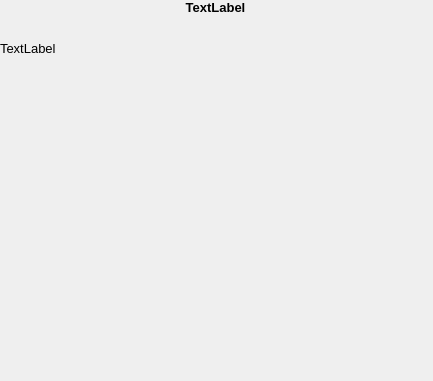
marcusgostasson/smartshop, file code/viewer/UI/recept_step_window.ui: the form before one commit.
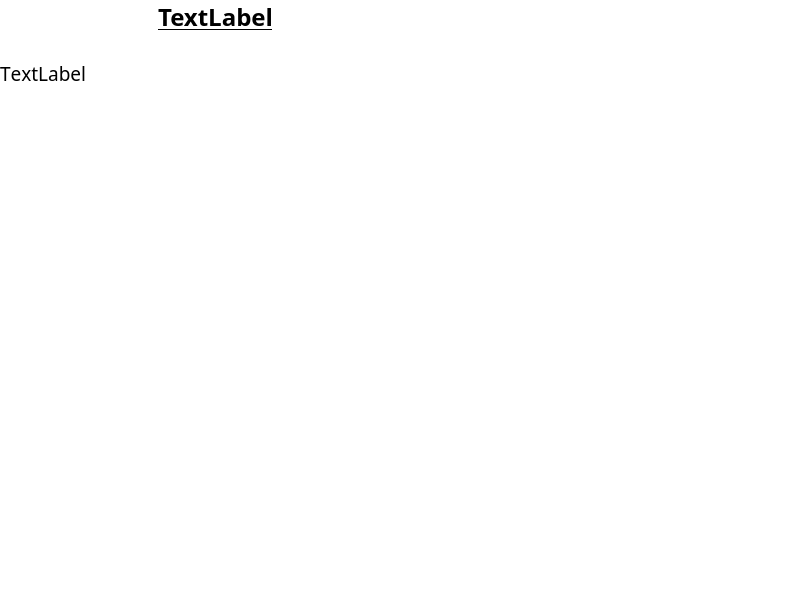
The form after the commit. Icons and pictures are not drawn.

Patch:
```diff
--- a/code/viewer/UI/recept_step_window.ui
+++ b/code/viewer/UI/recept_step_window.ui
@@ -6,8 +6,8 @@
    <rect>
     <x>0</x>
     <y>0</y>
-    <width>433</width>
-    <height>381</height>
+    <width>800</width>
+    <height>600</height>
    </rect>
   </property>
   <property name="sizePolicy">
@@ -23,6 +23,9 @@
    <iconset>
     <normaloff>../../../../../../OneDrive/Bilder/smartshoplogo.png</normaloff>../../../../../../OneDrive/Bilder/smartshoplogo.png</iconset>
   </property>
+  <property name="styleSheet">
+   <string notr="true">background-color: rgb(255, 255, 255);</string>
+  </property>
   <widget class="QWidget" name="verticalLayoutWidget">
    <property name="geometry">
     <rect>
@@ -37,9 +40,10 @@
      <widget class="QLabel" name="recept_name">
       <property name="font">
        <font>
-        <pointsize>10</pointsize>
-        <weight>75</weight>
+        <family>Arial Black</family>
+        <pointsize>18</pointsize>
         <bold>true</bold>
+        <underline>true</underline>
        </font>
       </property>
       <property name="text">
@@ -70,7 +74,10 @@
       </property>
       <property name="font">
        <font>
-        <pointsize>10</pointsize>
+        <family>Arial Black</family>
+        <pointsize>14</pointsize>
+        <bold>false</bold>
+        <kerning>false</kerning>
        </font>
       </property>
       <property name="text">
```
Left out of the diff: 4 changed lines with no effect on the pictures.
